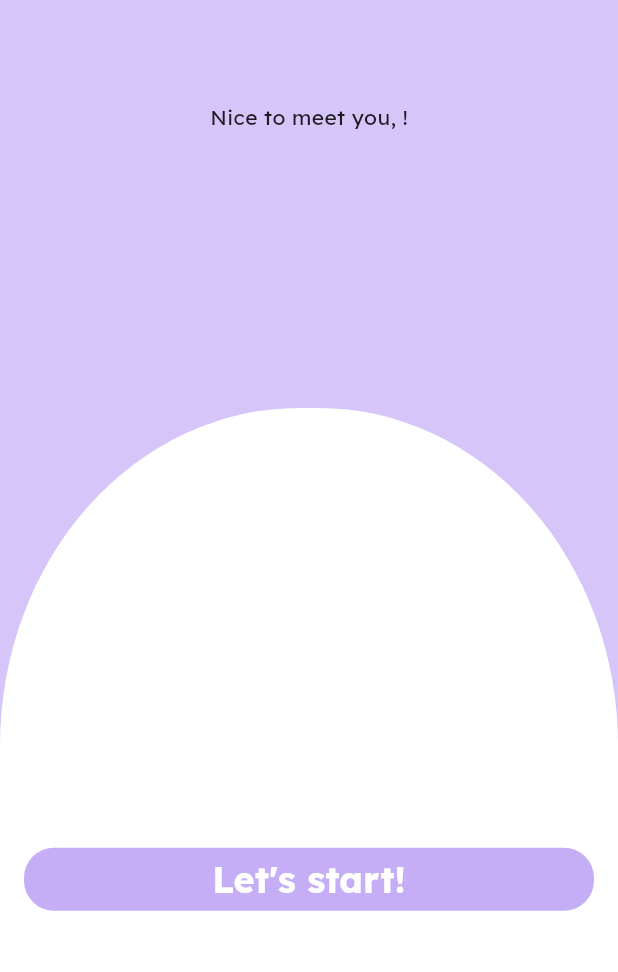
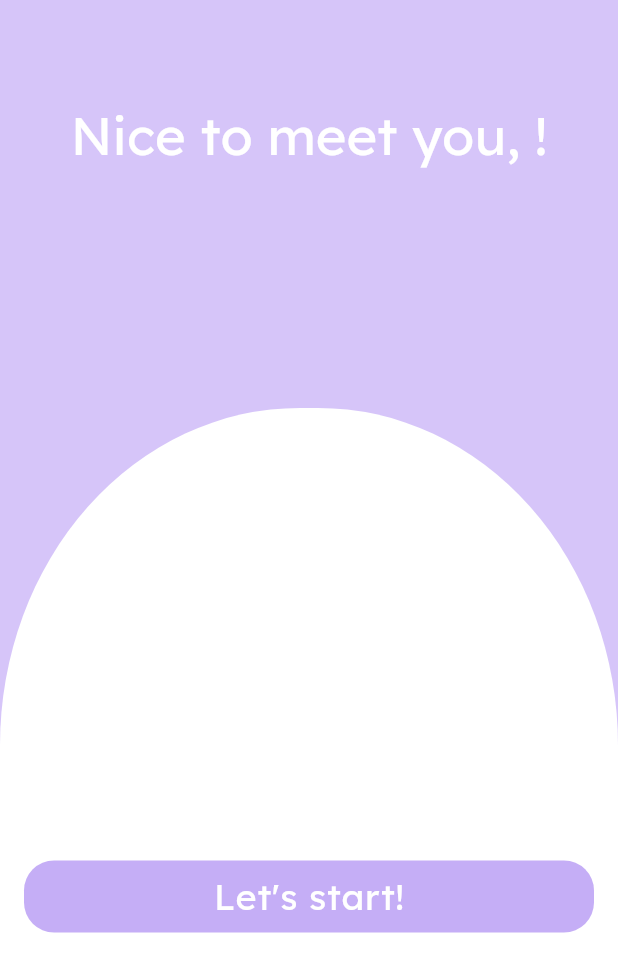
Before and after one commit to 1000-MLN/FitTrack, a Flutter app: the ChooseCharacterScreen screen opened by its route, on a phone screen of 412 x 824 dp. Shown: the top 972 px of the screen. Run offline on Flutter 3.47's test engine with Material 3 defaults, Android fonts, the light colour scheme and no system bars; our stand-ins replace flutter_riverpod, shared_preferences; accounts and stored records are empty.

Commit message:
fix theme

```diff
--- a/lib/choose_character_screen.dart
+++ b/lib/choose_character_screen.dart
@@ -20,7 +20,7 @@
   @override
   Widget build(BuildContext context) {
     final name = ref.watch(nameProvider);
-    final theme = ref.watch(themeProvider);
+    final theme = Theme.of(context);
     return Scaffold(
       body: Stack(
         alignment: Alignment.bottomCenter,
@@ -47,10 +47,12 @@
                 Padding(padding: EdgeInsets.only(top: 52)),
                 Text(
                   "Nice to meet you, ${name.name}!",
+                  style: theme.textTheme.headlineLarge?.copyWith(color: Colors.white),
                 ),
                 Expanded(
                     flex: 10,
-                    child: Container(width: 500, height: 500, color: Colors.transparent)),
+                    child: Container(
+                        width: 500, height: 500, color: Colors.transparent)),
                 const Padding(padding: EdgeInsets.all(16)),
                 const Spacer(flex: 1),
                 Expanded(
@@ -74,18 +76,17 @@
                                       color: Theme.of(context).primaryColor,
                                     ),
                                     child: Padding(
-                                        padding:
-                                            const EdgeInsets.symmetric(vertical: 6),
+                                      padding: const EdgeInsets.symmetric(
+                                          vertical: 6),
                                       child: Center(
                                           child: Text(
                                         'Let\'s start!',
                                         style: Theme.of(context)
                                             .textTheme
-                                              .titleLarge,
+                                            .bodyLarge?.copyWith(color: Colors.white),
                                       )),
                                     ),
                                   )),
-
                             ),
                           ],
                         ),
--- a/lib/main.dart
+++ b/lib/main.dart
@@ -1,4 +1,5 @@
 import 'package:fit_track/data/provider.dart';
+import 'package:fit_track/ui/theme/theme.dart';
 import 'package:flutter/material.dart';
 import 'package:flutter_riverpod/flutter_riverpod.dart';
 import 'welcome_screen.dart';
@@ -22,6 +23,8 @@
     // Return MaterialApp with the current theme
     return MaterialApp(
       theme: theme,
+        themeMode: theme==lightTheme?ThemeMode.light:ThemeMode.dark,
+      darkTheme: darkTheme,
       title: 'Workout App',
       initialRoute: '/',
       routes: {
--- a/lib/ui/theme/theme.dart
+++ b/lib/ui/theme/theme.dart
@@ -1,36 +1,49 @@
 import 'package:flutter/material.dart';
-
-
-
 ThemeData _baseTheme = ThemeData(
   fontFamily: 'Lexend',
   scrollbarTheme: ScrollbarThemeData(
-      thumbVisibility: WidgetStateProperty.all<bool>(true),
-      thumbColor: WidgetStateProperty.all<Color>(Colors.transparent)),
-      textTheme: const TextTheme(
-        bodyLarge: TextStyle(fontSize: 24, color: Colors.white),
-        titleLarge: TextStyle(fontSize: 24, color: Colors.white, fontWeight: FontWeight.bold),
-      ),
-      // buttonTheme: ButtonThemeData(
-      //   buttonColor: const Color(0xFFC5AEF6),
-      // ),
-      primaryColor: const Color(0xFFC5AEF6)
+    thumbVisibility: WidgetStateProperty.all<bool>(true),
+    thumbColor: WidgetStateProperty.all<Color>(Colors.transparent),
 
+  ),
+   textTheme: const TextTheme(
+     bodyLarge: TextStyle(fontSize: 24,),
+        titleLarge: TextStyle(fontSize: 24, fontWeight: FontWeight.bold),
+        headlineLarge: TextStyle(fontSize: 52, fontWeight: FontWeight.bold,
+      )
+  ),
+  primaryColor: const Color(0xFFC5AEF6),
 );
 
-ThemeData darkTheme = _baseTheme.copyWith(
-  brightness: Brightness.dark,
+ThemeData darkTheme = ThemeData(
+      fontFamily: 'Lexend',
+
+
+    brightness: Brightness.dark,
+    primaryColor: const Color(0xFFC5AEF6),
+
+
   scaffoldBackgroundColor: Colors.black,
   cardColor: const Color(0xFFD6C5F9),
-
+  textTheme:  _baseTheme.textTheme.copyWith(
+     bodyLarge: TextStyle(fontSize: 24, color: Colors.white),
+        titleLarge: TextStyle(fontSize: 24, fontWeight: FontWeight.bold, color: Colors.white),
+        headlineLarge: TextStyle(fontSize: 35, color: Colors.white)
+  )
 );
 
-ThemeData lightTheme = _baseTheme.copyWith(
-  brightness: Brightness.light,
+ThemeData lightTheme = ThemeData(
+
+    fontFamily: 'Lexend',
+
+    brightness: Brightness.light,
+  primaryColor: const Color(0xFFC5AEF6),
+
   scaffoldBackgroundColor: Colors.white,
-    cardColor: const Color(0xFFD6C5F9),
-
-
-
-
+  cardColor: const Color(0xFFD6C5F9),
+  textTheme:  _baseTheme.textTheme.copyWith(
+   bodyLarge: TextStyle(fontSize: 24, color: Colors.black),
+      titleLarge: TextStyle(fontSize: 24, fontWeight: FontWeight.bold, color: Colors.black),
+      headlineLarge: TextStyle(fontSize: 35, color: Colors.black)
+  ),
 );
--- a/lib/welcome_screen.dart
+++ b/lib/welcome_screen.dart
@@ -21,7 +21,7 @@
   @override
   Widget build(BuildContext context) {
     final name = ref.watch(nameProvider);
-    final theme = ref.watch(themeProvider);
+    final theme = Theme.of(context);
     return Scaffold(
       body: Center(
         child: Stack(
@@ -133,7 +133,7 @@
                                 child: Center(
                                     child: Text(
                                   "Continue",
-                                  style: Theme.of(context).textTheme.bodyLarge,
+                                  style: Theme.of(context).textTheme.bodyLarge?.copyWith(color: Colors.white),
                                 )),
                               )),
                         ),
```
Also changed, not shown: lib/data/provider.dart (+3 -4 lines), 2 other files. Lines whose indentation alone changed are shown as unchanged.
